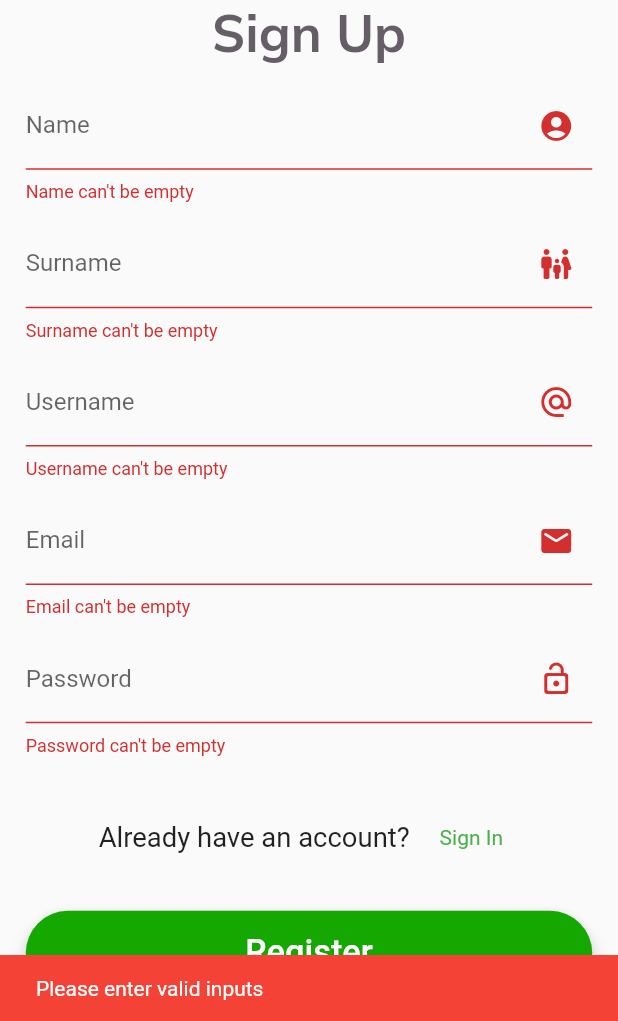
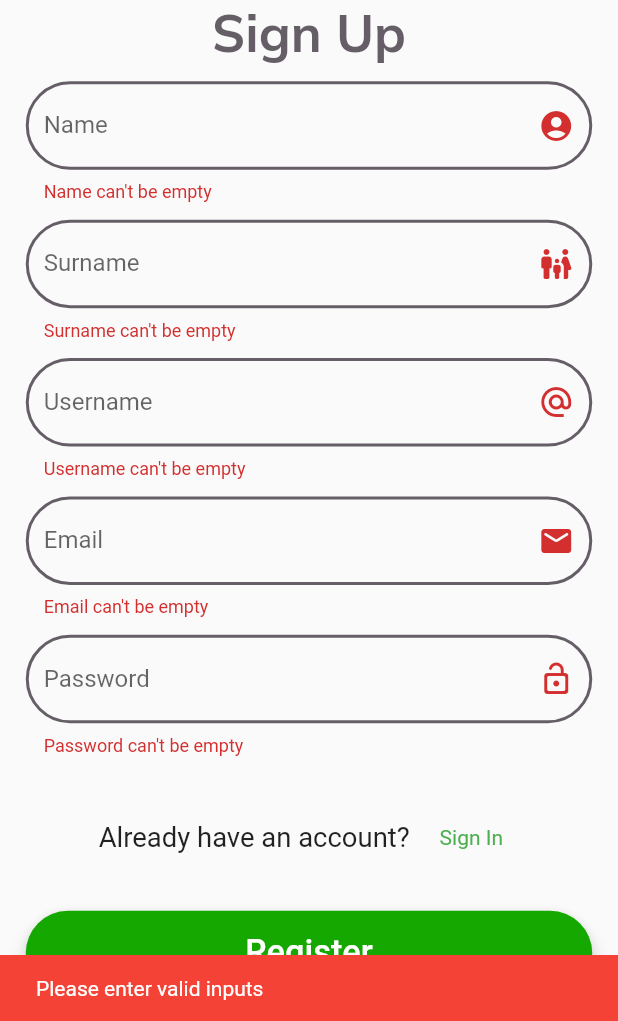
Before and after one commit to SelenSonmez/BigBelly-Front-End, a Flutter app: the screen it shows after launch, after a tap on "Register", on a phone screen of 412 x 824 dp, the part 215-1236 px from its top. Run offline on Flutter 3.47's test engine with Material 2 defaults, Android fonts, the phone set to English and light mode, and no system bars; our stand-ins replace dio, equatable, flutter_bloc, flutter_pw_validator, flutter_riverpod, flutter_screenutil and 1 more.

Commit message:
text field decoration moved to colors.dart

```diff
--- a/lib/constants/Colors.dart
+++ b/lib/constants/Colors.dart
@@ -7,3 +7,10 @@ Color textFieldGray = const Color.fromRGBO(102, 94, 103, 1);
 BorderRadius textFieldCircleRadius =
     const BorderRadius.all(Radius.circular(32));
 Image logoImage = Image.asset('assets/images/logo.png');
+OutlineInputBorder textFieldDecoration = OutlineInputBorder(
+  borderSide: BorderSide(
+    color: textFieldGray,
+    width: 2.0,
+  ),
+  borderRadius: textFieldCircleRadius,
+);
--- a/lib/screens/register/helpers/BigBellyTextField.dart
+++ b/lib/screens/register/helpers/BigBellyTextField.dart
@@ -1,3 +1,4 @@
+import 'package:bigbelly/screens/register/helpers/languagePasswordValidator.dart';
 import 'package:flutter/material.dart';
 
 import 'package:flutter_pw_validator/flutter_pw_validator.dart';
@@ -53,26 +54,17 @@ class _BigBellyTextField extends State<BigBellyTextField> {
     return Container(
       padding: EdgeInsets.only(top: 10.h),
       child: TextFormField(
+        keyboardType: TextInputType.emailAddress,
         controller: widget.controller,
         //If the text field contains confidential information
         obscureText: widget.isPassword == true ? true : false,
 
         decoration: InputDecoration(
           suffixIcon: widget.icon,
-          focusedBorder: OutlineInputBorder(
-            borderSide: BorderSide(
-              color: textFieldGray,
-              width: 1.5,
-            ),
-            borderRadius: textFieldCircleRadius,
-          ),
-          enabledBorder: OutlineInputBorder(
-            borderSide: BorderSide(
-              color: textFieldGray,
-              width: 2.0,
-            ),
-            borderRadius: textFieldCircleRadius,
-          ),
+          focusedBorder: textFieldDecoration,
+          enabledBorder: textFieldDecoration,
+          errorBorder: textFieldDecoration,
+          focusedErrorBorder: textFieldDecoration,
           labelText: widget.labelText,
           hintText: widget.hintText,
         ),
@@ -94,6 +86,7 @@ class _BigBellyTextField extends State<BigBellyTextField> {
                       child: placeTextField()),
                   widget.isTapped == true
                       ? FlutterPwValidator(
+                          strings: ValidatorLanguage(),
                           key: widget.validatorKey,
                           controller: widget.controller,
                           minLength: 8,
```
